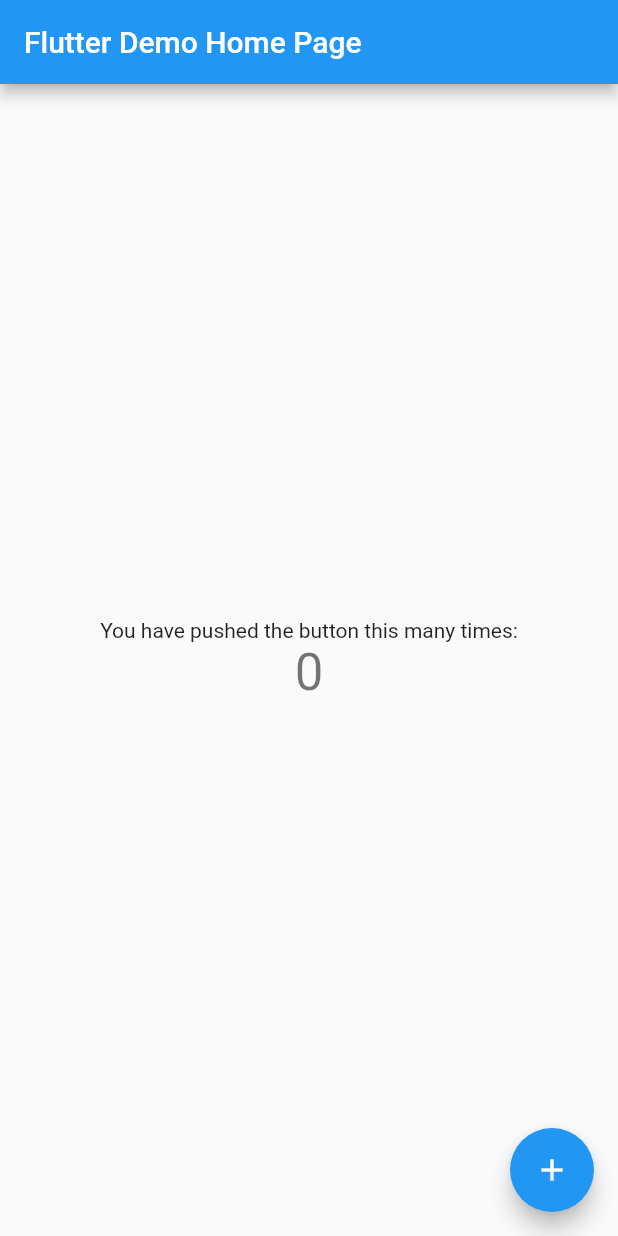
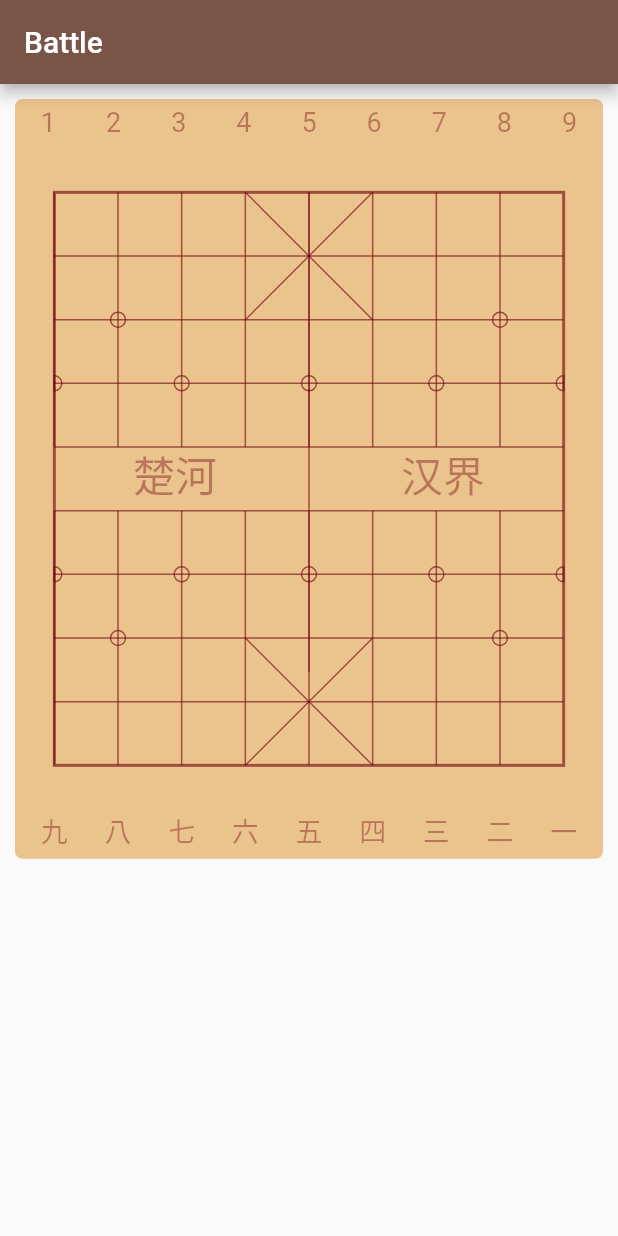
Before and after one commit to hotfwin/chessroad, a Flutter app: the screen it shows after launch, on a phone screen of 412 x 824 dp. Run offline on Flutter 3.47's test engine with Material 2 defaults, Android fonts, the phone set to English and light mode, and no system bars.

Commit message:
画棋盘

```diff
--- /dev/null
+++ b/lib/board/board-painter.dart
@@ -0,0 +1,145 @@
+import 'dart:math';
+
+import '../common/color-consts.dart';
+import 'package:flutter/material.dart';
+import 'board-widget.dart';
+
+//画棋盘线
+class BoardPainter extends CustomPainter {
+  // 棋盘的宽度， 横盘上线格的总宽度，每一个格子的边长
+  final double width, gridWidth, squareSide;
+  final thePaint = Paint();
+  BoardPainter({@required this.width})
+      : gridWidth = (width - BoardWidget.Padding * 2) * 8 / 9,
+        squareSide = (width - BoardWidget.Padding * 2) / 9;
+
+  @override
+  void paint(Canvas canvas, Size size) {
+    doPaint(
+      canvas,
+      thePaint,
+      gridWidth,
+      squareSide,
+      offsetX: BoardWidget.Padding + squareSide / 2,
+      offsetY: BoardWidget.Padding + BoardWidget.DigitsHeight + squareSide / 2,
+    );
+  }
+
+  @override
+  bool shouldRepaint(CustomPainter oldDelegate) {
+    // TODO: implement shouldRepaint
+    return false;
+  }
+
+  static doPaint(
+    Canvas canvas,
+    Paint paint,
+    double gridWidth,
+    double squareSide, {
+    double offsetX,
+    double offsetY,
+  }) {
+    paint.color = ColorConsts.BoardLine;
+    paint.style = PaintingStyle.stroke;
+
+    var left = offsetX, top = offsetY;
+
+    //外框
+    paint.strokeWidth = 2;
+    canvas.drawRect(
+      Rect.fromLTWH(left, top, gridWidth, squareSide * 9),
+      paint,
+    );
+
+    //中轴线
+    paint.strokeWidth = 1;
+    canvas.drawLine(
+      Offset(left + gridWidth / 2, top),
+      Offset(left + gridWidth / 2, squareSide * 9),
+      paint,
+    );
+
+    //8根中间横线
+    for (var i = 1; i < 9; i++) {
+      canvas.drawLine(
+        Offset(left, top + squareSide * i),
+        Offset(left + gridWidth, top + squareSide * i),
+        paint,
+      );
+    }
+
+    //上下6根短竖线
+    for (var i = 0; i < 8; i++) {
+      //
+      // if (i == 4) continue; //中间拉通线已经画过
+
+      canvas.drawLine(
+        Offset(left + squareSide * i, top),
+        Offset(left + squareSide * i, top + squareSide * 4),
+        paint,
+      );
+
+      canvas.drawLine(Offset(left + squareSide * i, top + squareSide * 5),
+          Offset(left + squareSide * i, top + squareSide * 9), paint);
+    }
+
+    //九宫中的四根斜线(帅与将)
+    canvas.drawLine(
+      Offset(left + squareSide * 3, top),
+      Offset(left + squareSide * 5, top + squareSide * 2),
+      paint,
+    );
+    canvas.drawLine(
+      Offset(left + squareSide * 5, top),
+      Offset(left + squareSide * 3, top + squareSide * 2),
+      paint,
+    );
+    canvas.drawLine(
+      Offset(left + squareSide * 3, top + squareSide * 7),
+      Offset(left + squareSide * 5, top + squareSide * 9),
+      paint,
+    );
+    canvas.drawLine(
+      Offset(left + squareSide * 5, top + squareSide * 7),
+      Offset(left + squareSide * 3, top + squareSide * 9),
+      paint,
+    );
+
+    //标定炮和兵卒起始位置的标识(标定炮和兵卒起始位置的标识)
+    final positions = [
+      // 炮架位置指示
+      Offset(left + squareSide, top + squareSide * 2),
+      Offset(left + squareSide * 7, top + squareSide * 2),
+      Offset(left + squareSide, top + squareSide * 7),
+      Offset(left + squareSide * 7, top + squareSide * 7),
+      // 部分兵架位置指示
+      Offset(left + squareSide * 2, top + squareSide * 3),
+      Offset(left + squareSide * 4, top + squareSide * 3),
+      Offset(left + squareSide * 6, top + squareSide * 3),
+      Offset(left + squareSide * 2, top + squareSide * 6),
+      Offset(left + squareSide * 4, top + squareSide * 6),
+      Offset(left + squareSide * 6, top + squareSide * 6),
+    ];
+    positions.forEach((pos) => canvas.drawCircle(pos, 5, paint));
+
+    // 兵架靠边位置指示
+    final leftPositions = [
+      Offset(left, top + squareSide * 3),
+      Offset(left, top + squareSide * 6),
+    ];
+    leftPositions.forEach((pos) {
+      var rect = Rect.fromCenter(center: pos, width: 10, height: 10);
+      canvas.drawArc(rect, -pi / 2, pi, true, paint);
+    });
+    final rightPositions = [
+      Offset(left + squareSide * 8, top + squareSide * 3),
+      Offset(left + squareSide * 8, top + squareSide * 6),
+    ];
+    rightPositions.forEach((pos) {
+      var rect = Rect.fromCenter(center: pos, width: 10, height: 10);
+      canvas.drawArc(rect, pi / 2, pi, true, paint);
+    });
+
+
+  }
+}
--- /dev/null
+++ b/lib/board/board-widget.dart
@@ -0,0 +1,42 @@
+import 'package:flutter/material.dart';
+import '../common/color-consts.dart';
+import 'board-painter.dart';
+import 'words-on-board.dart';
+
+//画棋盘背景颜色
+class BoardWidget extends StatelessWidget {
+  // 棋盘内边界 + 棋盘上的路数指定文字高度
+  static const Padding = 5.0, DigitsHeight = 36.0;
+
+  // 棋盘的宽高
+  final double width, height;
+
+  BoardWidget({@required this.width})
+      : height = (width - Padding * 2) / 9 * 10 + (Padding + DigitsHeight) * 2;
+
+  @override
+  Widget build(BuildContext context) {
+    return Container(
+      width: width,
+      height: height,
+      decoration: BoxDecoration(
+        borderRadius: BorderRadius.circular(5),
+        color: ColorConsts.BoardBackground,
+      ),
+      child: CustomPaint(
+        painter: BoardPainter(width: width),
+        child: Container(
+          margin: EdgeInsets.symmetric(
+            vertical: Padding,
+            // 因为棋子是放在交叉线上的，不是放置在格子内，所以棋子左右各有一半在格线之外
+            // 这里先依据横盘的宽度计算出一个格子的边长，再依此决定垂直方向的边距
+            horizontal: (width - Padding * 2) / 9 / 2 +
+                Padding -
+                WordsOnBoard.DigitsFontSize / 2,
+          ),
+          child: WordsOnBoard(),
+        ),
+      ),
+    );
+  }
+}
--- /dev/null
+++ b/lib/board/words-on-board.dart
@@ -0,0 +1,52 @@
+import 'package:flutter/material.dart';
+import '../common/color-consts.dart';
+
+class WordsOnBoard extends StatelessWidget {
+  static const DigitsFontSize = 18.0;
+  const WordsOnBoard({Key key}) : super(key: key);
+
+  @override
+  Widget build(BuildContext context) {
+    // 棋盘上的路数指示，红方用大写，黑方用全角的小写字母
+    final blackColumns = '123456789', redColumns = '九八七六五四三二一';
+    final bChildren = <Widget>[], rChildren = <Widget>[];
+
+    final digitsStyle = TextStyle(fontSize: DigitsFontSize);
+    final rivierTipsStyle = TextStyle(fontSize: 28.0);
+
+    for (var i = 0; i < 9; i++) {
+      bChildren.add(Text(blackColumns[i], style: digitsStyle));
+      rChildren.add(Text(redColumns[i], style: digitsStyle));
+
+      //每一个数字后边添加一个 Expanded，用于平分布局空间
+      if (i < 8) {
+        bChildren.add(Expanded(child: SizedBox()));
+        rChildren.add(Expanded(child: SizedBox()));
+      }
+    }
+
+    final riverTips = Row(
+      children: <Widget>[
+        Expanded(child: SizedBox()),
+        Text('楚河', style: rivierTipsStyle),
+        Expanded(child: SizedBox(), flex: 2),
+        Text('汉界', style: rivierTipsStyle),
+        Expanded(child: SizedBox()),
+      ],
+    );
+
+    // 放置上、中、下三部分到一个列布局模式中，上和中、中和下之间使用 Expanded 对象平分垂直方向多出来的布局空间
+    return DefaultTextStyle(
+      child: Column(
+        children: <Widget>[
+          Row(children: bChildren),
+          Expanded(child: SizedBox()),
+          riverTips,
+          Expanded(child: SizedBox()),
+          Row(children: rChildren),
+        ],
+      ),
+      style: TextStyle(color: ColorConsts.BoardTips),
+    );
+  }
+}
--- a/lib/common/color-consts.dart
+++ b/lib/common/color-consts.dart
@@ -1,3 +1,4 @@
+import 'package:flutter/material.dart';
 class ColorConsts {
 
   // Logo 的颜色，一般都是品牌色
--- a/lib/main.dart
+++ b/lib/main.dart
@@ -1,95 +1,17 @@
 import 'package:flutter/material.dart';
+import 'routes/battle-page.dart';
 
-void main() => runApp(MyApp());
+void main() => runApp(ChessRoadApp());
 
-class MyApp extends StatelessWidget {
-  // This widget is the root of your application.
+class ChessRoadApp extends StatelessWidget {
+  const ChessRoadApp({Key key}) : super(key: key);
+
   @override
   Widget build(BuildContext context) {
     return MaterialApp(
-      title: 'Flutter Demo',
-      theme: ThemeData(
-
-        primarySwatch: Colors.blue,
-      ),
-      home: MyHomePage(title: 'Flutter Demo Home Page'),
+      theme: ThemeData(primarySwatch: Colors.brown),
+      debugShowCheckedModeBanner: false,
+      home: BattlePage(),
     );
   }
 }
-
-class MyHomePage extends StatefulWidget {
-  MyHomePage({Key key, this.title}) : super(key: key);
-
-
-  final String title;
-
-  @override
-  _MyHomePageState createState() => _MyHomePageState();
-}
-
-class _MyHomePageState extends State<MyHomePage> {
-  int _counter = 0;
-
-  void _incrementCounter() {
-    setState(() {
-      // This call to setState tells the Flutter framework that something has
-      // changed in this State, which causes it to rerun the build method below
-      // so that the display can reflect the updated values. If we changed
-      // _counter without calling setState(), then the build method would not be
-      // called again, and so nothing would appear to happen.
-      _counter++;
-    });
-  }
-
-  @override
-  Widget build(BuildContext context) {
-    // This method is rerun every time setState is called, for instance as done
-    // by the _incrementCounter method above.
-    //
-    // The Flutter framework has been optimized to make rerunning build methods
-    // fast, so that you can just rebuild anything that needs updating rather
-    // than having to individually change instances of widgets.
-    return Scaffold(
-      appBar: AppBar(
-        // Here we take the value from the MyHomePage object that was created by
-        // the App.build method, and use it to set our appbar title.
-        title: Text(widget.title),
-      ),
-      body: Center(
-        // Center is a layout widget. It takes a single child and positions it
-        // in the middle of the parent.
-        child: Column(
-          // Column is also a layout widget. It takes a list of children and
-          // arranges them vertically. By default, it sizes itself to fit its
-          // children horizontally, and tries to be as tall as its parent.
-          //
-          // Invoke "debug painting" (press "p" in the console, choose the
-          // "Toggle Debug Paint" action from the Flutter Inspector in Android
-          // Studio, or the "Toggle Debug Paint" command in Visual Studio Code)
-          // to see the wireframe for each widget.
-          //
-          // Column has various properties to control how it sizes itself and
-          // how it positions its children. Here we use mainAxisAlignment to
-          // center the children vertically; the main axis here is the vertical
-          // axis because Columns are vertical (the cross axis would be
-          // horizontal).
-          mainAxisAlignment: MainAxisAlignment.center,
-          children: <Widget>[
-            Text(
-              'You have pushed the button this many times:',
-            ),
-            Text(
-              '$_counter',
-              style: Theme.of(context).textTheme.display1,
-            ),
-          ],
-        ),
-      ),
-      floatingActionButton: FloatingActionButton(
-        onPressed: _incrementCounter,
-        tooltip: 'Increment',
-        child: Icon(Icons.add),
-      ), // This trailing comma makes auto-formatting nicer for build methods.
-    );
-  }
-}
--- /dev/null
+++ b/lib/routes/battle-page.dart
@@ -0,0 +1,28 @@
+import 'package:flutter/material.dart';
+import '../board/board-widget.dart';
+
+class BattlePage extends StatelessWidget {
+  //棋盘纵横方向的边距
+  static const BoardMarginV = 10.0, BoardMarginH = 10.0;
+
+  const BattlePage({Key key}) : super(key: key);
+
+  @override
+  Widget build(BuildContext context) {
+    final windowSize = MediaQuery.of(context).size;   //查询了窗口的尺寸
+    final boardHeight = windowSize.width - BoardMarginH * 2;
+
+    return Scaffold(
+      appBar: AppBar(
+        title: Text("Battle"),
+      ),
+      body: Container(
+        margin: const EdgeInsets.symmetric(
+          horizontal: BoardMarginH,
+          vertical: BoardMarginV,
+        ),
+        child: BoardWidget(width: boardHeight),
+      ),
+    );
+  }
+}
```
Also changed, not shown: 1 other file.
